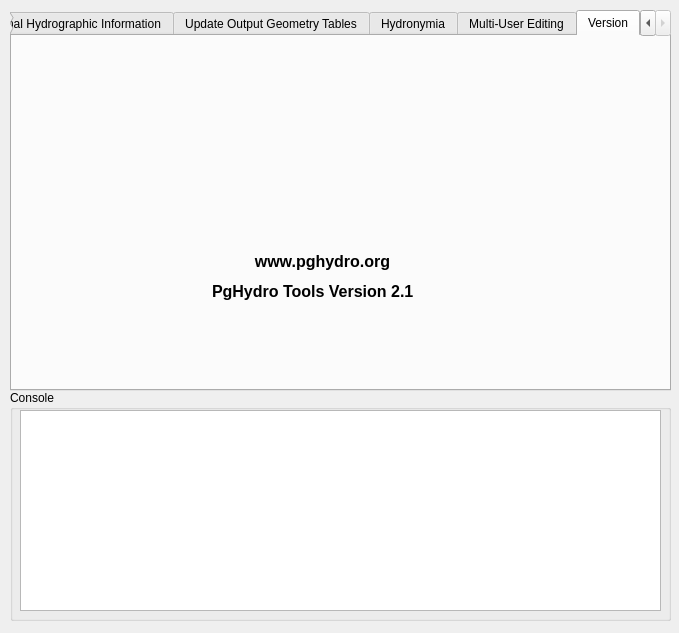
First picture: the form in pghydro_tools_dialog_base.ui, repository pghydro/pghydrotools, before the edit.
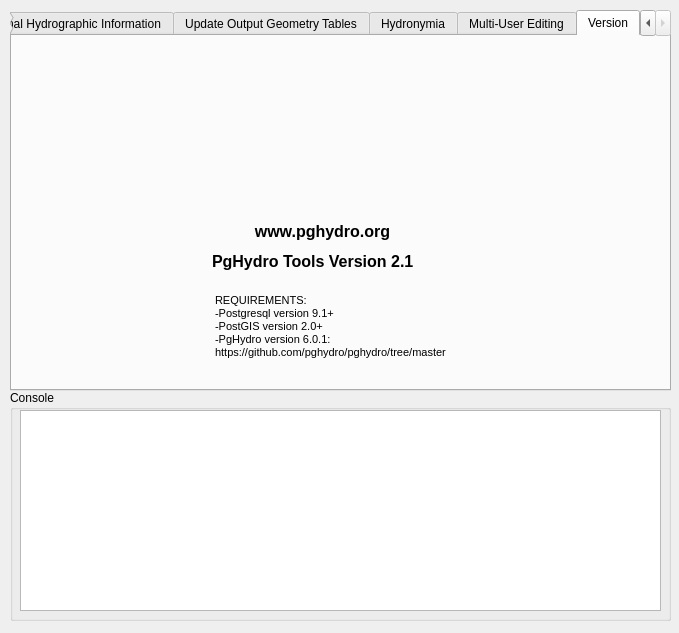
Second picture: the form after the edit. The open tabs and pages were chosen to show the change. Icons and pictures are not drawn.

```diff
--- a/pghydro_tools_dialog_base.ui
+++ b/pghydro_tools_dialog_base.ui
@@ -2530,7 +2530,7 @@
      <property name="geometry">
       <rect>
        <x>200</x>
-       <y>210</y>
+       <y>180</y>
        <width>221</width>
        <height>31</height>
       </rect>
@@ -2572,7 +2572,7 @@
      <property name="geometry">
       <rect>
        <x>200</x>
-       <y>240</y>
+       <y>210</y>
        <width>231</width>
        <height>31</height>
       </rect>
@@ -2592,7 +2592,7 @@
      <property name="geometry">
       <rect>
        <x>240</x>
-       <y>60</y>
+       <y>30</y>
        <width>151</width>
        <height>141</height>
       </rect>
@@ -2607,6 +2607,30 @@
       <bool>true</bool>
      </property>
     </widget>
+    <widget class="QLabel" name="label_14">
+     <property name="geometry">
+      <rect>
+       <x>200</x>
+       <y>240</y>
+       <width>261</width>
+       <height>101</height>
+      </rect>
+     </property>
+     <property name="font">
+      <font>
+       <pointsize>8</pointsize>
+       <weight>50</weight>
+       <bold>false</bold>
+      </font>
+     </property>
+     <property name="text">
+      <string> REQUIREMENTS:
+ -Postgresql version 9.1+
+ -PostGIS version 2.0+
+ -PgHydro version 6.0.1:
+ https://github.com/pghydro/pghydro/tree/master</string>
+     </property>
+    </widget>
    </widget>
   </widget>
   <widget class="QGroupBox" name="groupBox_5">
```
Left out of the diff: 4 changed lines with no effect on the pictures.
